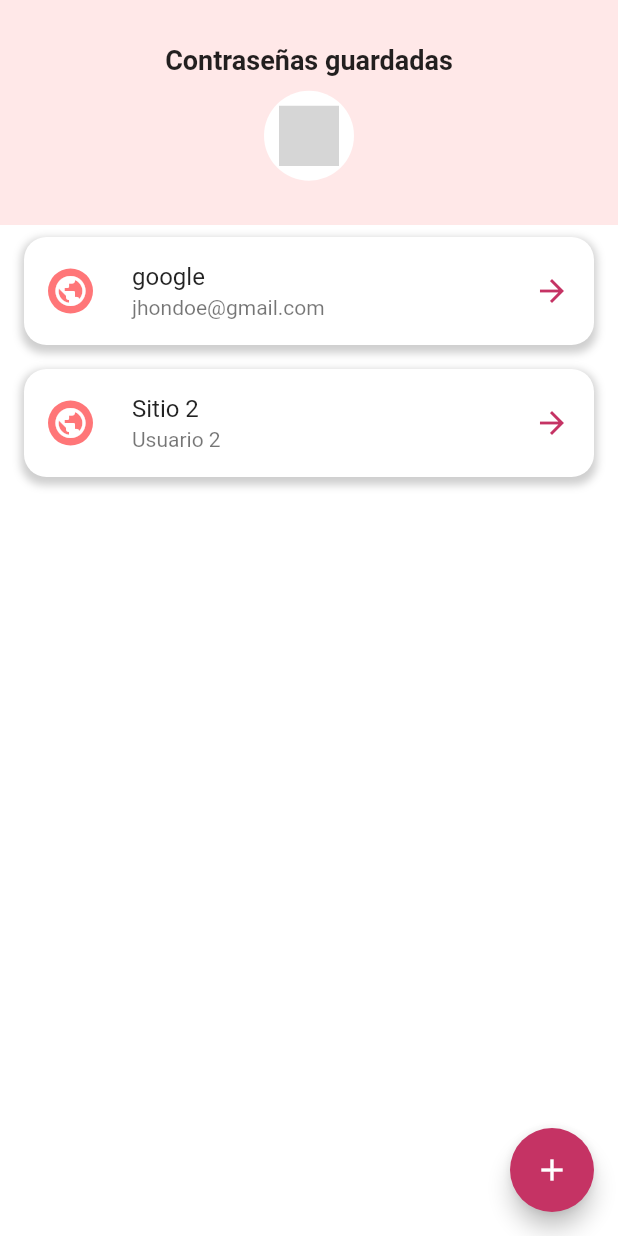
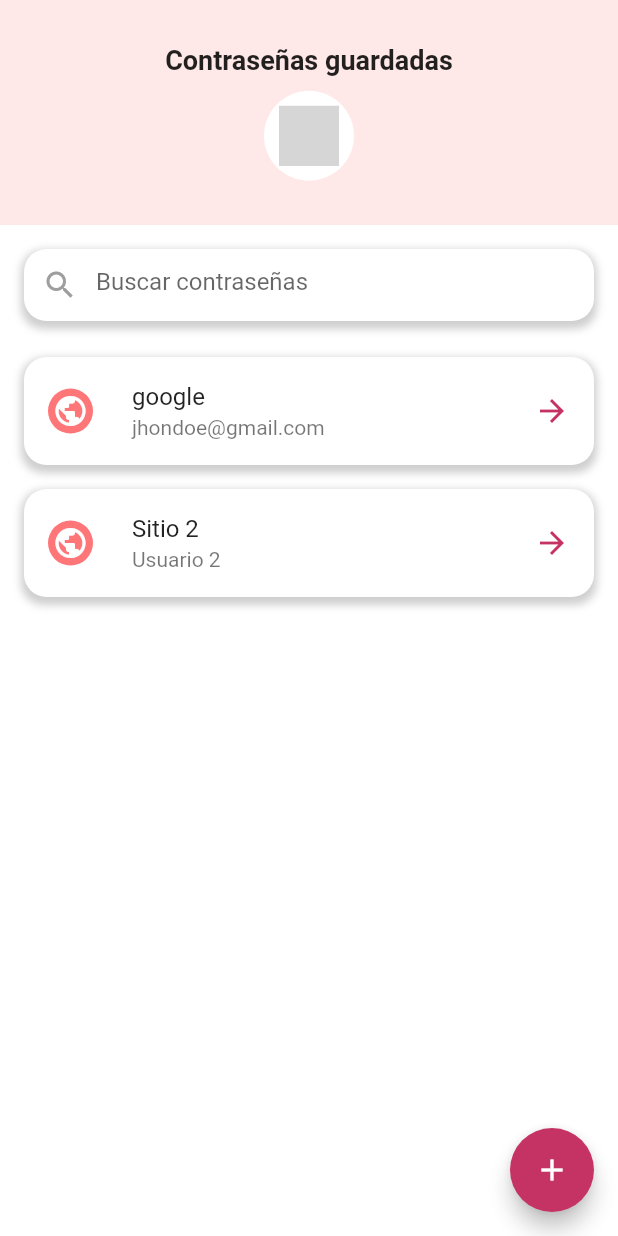
Before and after one commit to GEnriqueGT/encryption_flutter, a Flutter app: the HomeScreen screen opened by its route, on a phone screen of 412 x 824 dp. Run offline on Flutter 3.47's test engine with Material 2 defaults, Android fonts, the phone set to English and light mode, and no system bars; our stand-ins replace flutter_svg; grey boxes are pictures that could not be loaded.

Commit message:
agregado maquetado busqueda en home

```diff
--- a/lib/home/widget/home_body.dart
+++ b/lib/home/widget/home_body.dart
@@ -63,6 +63,33 @@ class _HomeBodyState extends State<HomeBody> {
             ],
           ),
         ),
+        Padding(
+          padding: const EdgeInsets.all(16.0),
+          child: Container(
+            decoration: BoxDecoration(
+              borderRadius: BorderRadius.circular(15.0),
+              boxShadow: [
+                BoxShadow(
+                  color: Colors.grey.withOpacity(0.5),
+                  spreadRadius: 2,
+                  blurRadius: 4,
+                  offset: Offset(0, 3),
+                ),
+              ],
+              color: Colors.white,
+            ),
+            child: const TextField(
+              decoration: InputDecoration(
+                prefixIcon: Icon(
+                  Icons.search,
+                  color: Colors.grey,
+                ),
+                hintText: 'Buscar contraseñas',
+                border: InputBorder.none,
+              ),
+            ),
+          ),
+        ),
         Expanded(
           child: ListView.builder(
             itemCount: passwords.length,
```
